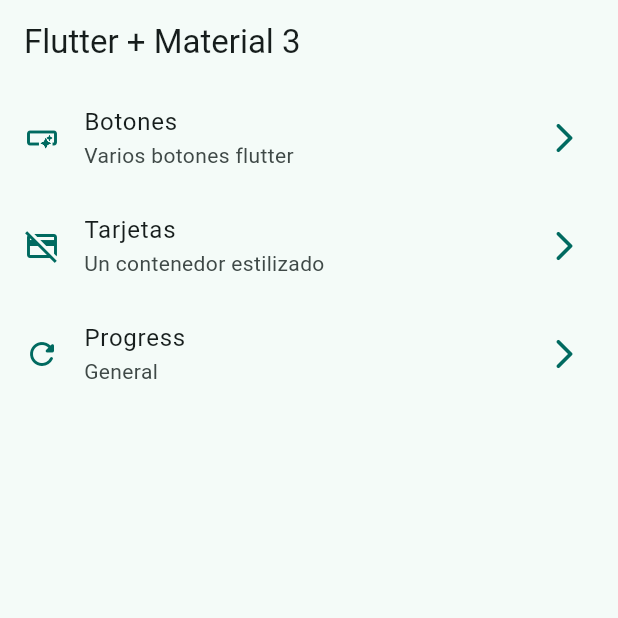
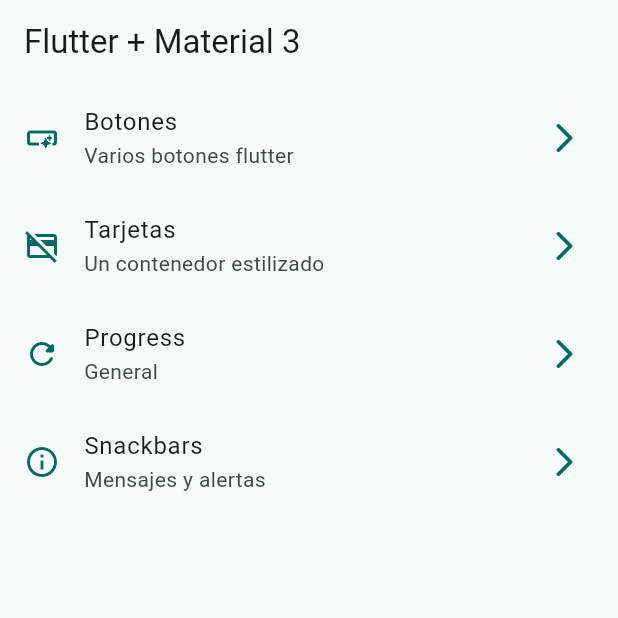
Before and after one commit to i-licona/widgets_app, a Flutter app: the screen it shows after launch, on a phone screen of 412 x 824 dp, the top half of it. Run offline on Flutter 3.47's test engine with Material 2 defaults, Android fonts, the phone set to English and light mode, and no system bars; our stand-ins replace go_router.

Commit message:
snackbar dialog screen finalizado

```diff
--- a/lib/config/menu/menu_item.dart
+++ b/lib/config/menu/menu_item.dart
@@ -32,5 +32,11 @@ const appMenuItems = <MenuItem> [
     subTitle: 'General',
     link: '/progress',
     icon: Icons.refresh_rounded
+  ),
+  MenuItem(
+  title: 'Snackbars',
+  subTitle: 'Mensajes y alertas',
+  link: '/snackbars',
+  icon: Icons.info_outline
   )
 ];
--- a/lib/config/router/app_router.dart
+++ b/lib/config/router/app_router.dart
@@ -24,6 +24,11 @@ final appRouter = GoRouter(
       name: ProgressScreen.name,
       path: '/progress',
       builder: (contex, state) => const ProgressScreen()
+    ),
+    GoRoute(
+      name: SnackBarScreen.name,
+      path: '/snackbars',
+      builder: (context, state) => const SnackBarScreen(),
     )
   ]
 );
--- a/lib/main.dart
+++ b/lib/main.dart
@@ -12,6 +12,7 @@ class MainApp extends StatelessWidget {
   @override
   Widget build(BuildContext context) {
     return MaterialApp.router(
+      title: 'Flutter Widgets',
       routerConfig: appRouter,
       debugShowCheckedModeBanner: false,
       theme: AppTheme(selectedColor: 2).getTheme(),
```
Also changed, not shown: lib/presentation/screens/snackbar/snackbar_screen.dart (+80 -1 lines).
